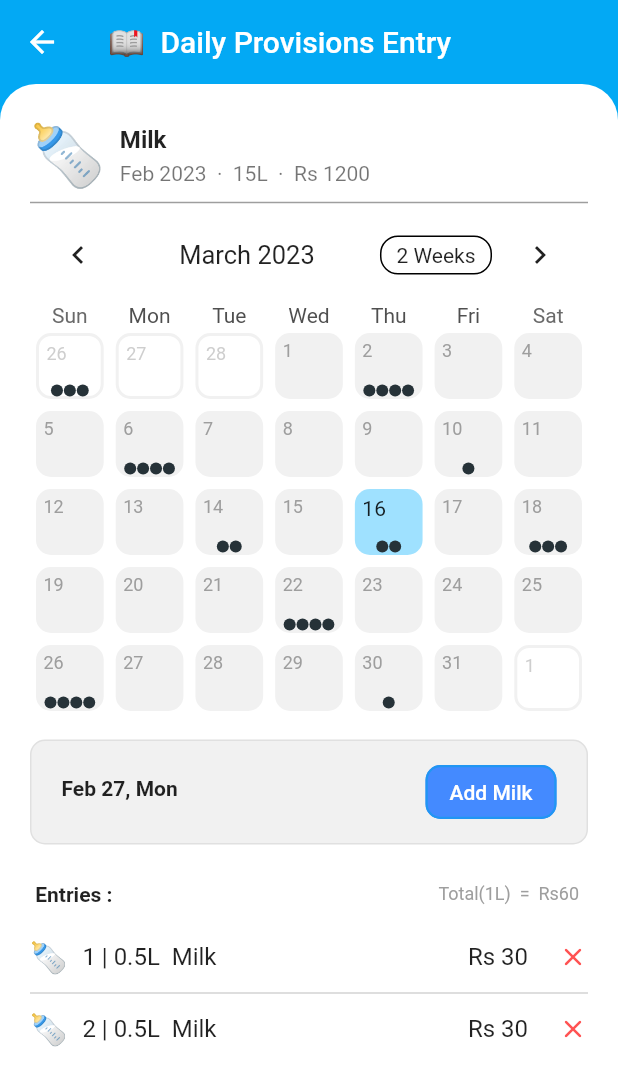
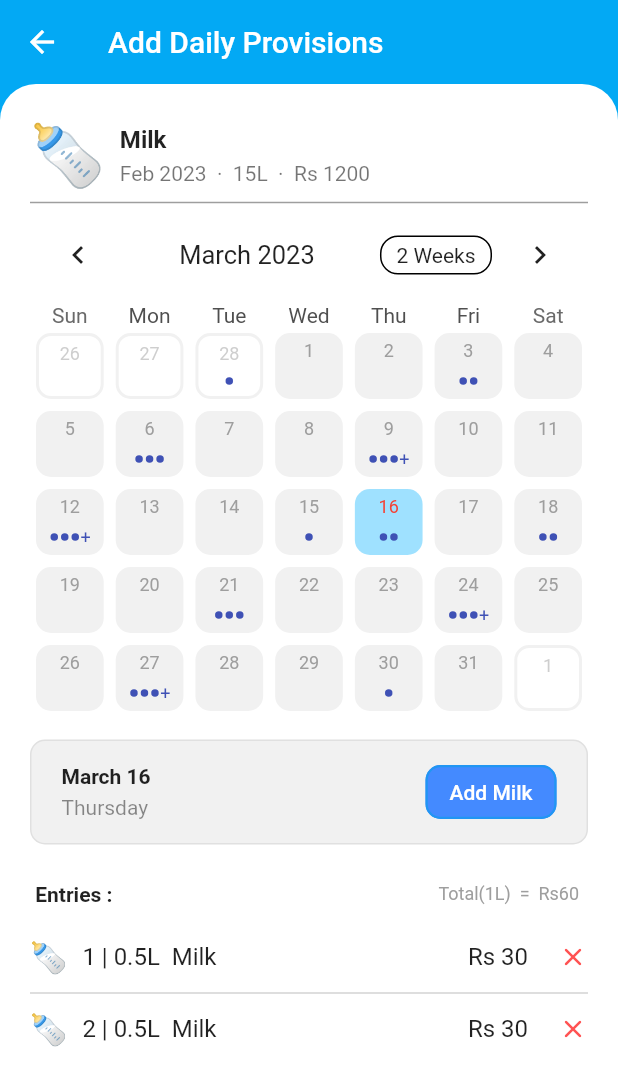
Before and after one commit to coder-selvarajan/paal_kanakku, a Flutter app: the screen it shows after launch, after a tap on "Milk", on a phone screen of 412 x 824 dp. Shown: the top 1086 px of the screen. Run offline on Flutter 3.47's test engine with Material 2 defaults, Android fonts, the phone set to English and light mode, and no system bars; drawn by our look-alikes of table_calendar.

Commit message:
Calendar marker & layout changes for provisions and service entry screens

```diff
--- a/lib/screens/provision_entry_screen.dart
+++ b/lib/screens/provision_entry_screen.dart
@@ -36,6 +36,7 @@ class _ProvisionEntryScreenState extends State<ProvisionEntryScreen> {
   RangeSelectionMode _rangeSelectionMode = RangeSelectionMode.toggledOff;
   DateTime? _rangeStart;
   DateTime? _rangeEnd;
+  DateTime _selectedDay = DateTime.now();
 
   @override
   void initState() {
@@ -81,6 +82,7 @@ class _ProvisionEntryScreenState extends State<ProvisionEntryScreen> {
       //   _selectedDays.add(selectedDay);
       // }
 
+      _selectedDay = selectedDay;
       _focusedDay.value = focusedDay;
       _rangeStart = null;
       _rangeEnd = null;
@@ -126,11 +128,11 @@ class _ProvisionEntryScreenState extends State<ProvisionEntryScreen> {
                 title: Row(
                   crossAxisAlignment: CrossAxisAlignment.center,
                   children: <Widget>[
-                    Text("📖"),
-                    const SizedBox(
-                      width: 10.0,
-                    ),
-                    Text("Daily Provisions Entry"),
+                    // Text("📖"),
+                    // const SizedBox(
+                    //   width: 10.0,
+                    // ),
+                    Text("Add Daily Provisions"),
                   ],
                 ),
                 elevation: 0,
@@ -265,14 +267,14 @@ class _ProvisionEntryScreenState extends State<ProvisionEntryScreen> {
                       calendarBuilders: CalendarBuilders(
                         todayBuilder: (context, date, events) => Container(
                           margin: EdgeInsets.all(4.0),
-                          alignment: Alignment.topLeft,
+                          alignment: Alignment.topCenter,
                           decoration: BoxDecoration(
                             color: Colors.grey.withOpacity(0.15),
                             borderRadius: BorderRadius.circular(10.0),
                           ),
                           // color: Colors.red,
                           child: Padding(
-                            padding: const EdgeInsets.only(left: 5.0, top: 5.0),
+                            padding: const EdgeInsets.all(5.0),
                             child: Text(
                               date.day.toString(),
                               style:
@@ -282,22 +284,26 @@ class _ProvisionEntryScreenState extends State<ProvisionEntryScreen> {
                         ),
                         selectedBuilder: (context, date, events) => Container(
                           margin: EdgeInsets.all(4.0),
-                          alignment: Alignment.topLeft,
+                          alignment: Alignment.topCenter,
                           decoration: BoxDecoration(
                             color: Colors.lightBlueAccent.withOpacity(0.5),
                             borderRadius: BorderRadius.circular(10.0),
                           ),
                           // color: Colors.red,
                           child: Padding(
-                            padding: const EdgeInsets.only(left: 5.0, top: 5.0),
+                            padding: const EdgeInsets.all(5.0),
                             child: Text(
                               date.day.toString(),
+                              style: (DateFormat.yMMMd().format(_selectedDay) ==
+                                      DateFormat.yMMMd().format(DateTime.now())
+                                  ? TextStyle(fontSize: 12.0, color: Colors.red)
+                                  : TextStyle(fontSize: 12.0)),
                             ),
                           ),
                         ),
                         outsideBuilder: (context, date, events) => Container(
                           margin: EdgeInsets.all(4.0),
-                          alignment: Alignment.topLeft,
+                          alignment: Alignment.topCenter,
                           decoration: BoxDecoration(
                             // color: Colors.grey.withOpacity(0.15),
                             borderRadius: BorderRadius.circular(10.0),
@@ -305,7 +311,7 @@ class _ProvisionEntryScreenState extends State<ProvisionEntryScreen> {
                                 color: Colors.grey.withOpacity(0.15), width: 2),
                           ),
                           child: Padding(
-                            padding: const EdgeInsets.only(left: 5.0, top: 5.0),
+                            padding: const EdgeInsets.all(5.0),
                             child: Text(
                               date.day.toString(),
                               style: TextStyle(
@@ -314,6 +320,65 @@ class _ProvisionEntryScreenState extends State<ProvisionEntryScreen> {
                             ),
                           ),
                         ),
+                        // singleMarkerBuilder: (context, date, _) {
+                        //   return Container(
+                        //     decoration: BoxDecoration(
+                        //         shape: BoxShape.circle,
+                        //         color: _selectedDays.contains(date)
+                        //             ? Colors.indigo
+                        //             : Colors.indigo), //Change color
+                        //     width: 6.0,
+                        //     height: 6.0,
+                        //     margin: EdgeInsets.only(
+                        //         left: 1.5, right: 1.5, bottom: 5),
+                        //     padding: EdgeInsets.only(bottom: 2.0),
+                        //   );
+                        // },
+                        markerBuilder: (context, date, events) {
+                          if ((kEvents[date]?.length! ?? 0) == 0)
+                            return SizedBox();
+                          return Container(
+                            padding: EdgeInsets.only(left: 5, right: 5),
+                            margin: const EdgeInsets.only(top: 20),
+                            child: Row(
+                              mainAxisAlignment: MainAxisAlignment.center,
+                              crossAxisAlignment: CrossAxisAlignment.center,
+                              children: [
+                                ListView.builder(
+                                  shrinkWrap: true,
+                                  scrollDirection: Axis.horizontal,
+                                  itemCount: ((kEvents[date]?.length! ?? 0) > 3
+                                      ? 3
+                                      : kEvents[date]?.length!),
+                                  itemBuilder: (context, index) {
+                                    return Container(
+                                      // margin: const EdgeInsets.only(top: 20),
+                                      padding: const EdgeInsets.all(1),
+                                      child: Container(
+                                        // height: 7, // for vertical axis
+                                        width: 5, // for horizontal axis
+                                        decoration: BoxDecoration(
+                                          shape: BoxShape.circle,
+                                          color: Colors.indigo,
+                                        ),
+                                      ),
+                                    );
+                                  },
+                                ),
+                                ((kEvents[date]?.length! ?? 0) > 3
+                                    ? Text(
+                                        "+",
+                                        style: TextStyle(
+                                            color: Colors.indigo[500],
+                                            fontSize:
+                                                textTheme.caption!.fontSize),
+                                      )
+                                    : SizedBox()),
+                              ],
+                            ),
+                          );
+                        },
+
                         // markerBuilder: (context, date, events) {
                         //   return (kEvents[date]?.length! ?? 0) > 0
                         //       ? Container(
@@ -358,14 +423,14 @@ class _ProvisionEntryScreenState extends State<ProvisionEntryScreen> {
                         // },
                         defaultBuilder: (context, date, events) => Container(
                           margin: EdgeInsets.all(4.0),
-                          alignment: Alignment.topLeft,
+                          alignment: Alignment.topCenter,
                           decoration: BoxDecoration(
                             color: Colors.grey.withOpacity(0.15),
                             borderRadius: BorderRadius.circular(10.0),
                           ),
                           // color: Colors.red,
                           child: Padding(
-                            padding: const EdgeInsets.only(left: 5.0, top: 5.0),
+                            padding: const EdgeInsets.all(5.0),
                             child: Text(
                               date.day.toString(),
                               style:
@@ -389,34 +454,40 @@ class _ProvisionEntryScreenState extends State<ProvisionEntryScreen> {
                       child: Row(
                         children: [
                           Column(
-                            crossAxisAlignment: CrossAxisAlignment.start,
+                            crossAxisAlignment: CrossAxisAlignment.center,
+                            mainAxisAlignment: MainAxisAlignment.center,
                             children: [
                               Column(
-                                crossAxisAlignment: CrossAxisAlignment.center,
+                                crossAxisAlignment: CrossAxisAlignment.start,
                                 mainAxisAlignment: MainAxisAlignment.center,
                                 children: [
-                                  // Text(
-                                  //   "Date: ",
-                                  //   style: TextStyle(
-                                  //     color: Colors.black45,
-                                  //   ),
-                                  // ),
-                                  // SizedBox(
-                                  //   height: 5.0,
-                                  // ),
                                   Text(
-                                    "Feb 27, Mon ",
+                                    DateFormat.MMMMd().format(_selectedDay),
                                     style: TextStyle(
                                       fontSize: textTheme.titleSmall!.fontSize,
                                       fontWeight: FontWeight.bold,
                                       // color: Colors.lightBlueAccent,
                                     ),
                                   ),
+                                  SizedBox(
+                                    height: 5.0,
+                                  ),
+                                  Text(
+                                    DateFormat.EEEE().format(_selectedDay),
+                                    style: TextStyle(
+                                      color: Colors.black45,
+                                    ),
+                                    // style: TextStyle(
+                                    //   fontSize: textTheme.titleSmall!.fontSize,
+                                    //   fontWeight: FontWeight.bold,
+                                    //   // color: Colors.lightBlueAccent,
+                                    // ),
+                                  ),
                                 ],
                               ),
-                              SizedBox(
-                                height: 5.0,
-                              ),
+                              // SizedBox(
+                              //   height: 5.0,
+                              // ),
                               // Text(
                               //   "1L = Rs 60",
                               //   style: TextStyle(
--- a/lib/utils.dart
+++ b/lib/utils.dart
@@ -23,8 +23,8 @@ final kEvents = LinkedHashMap<DateTime, List<Event>>(
   hashCode: getHashCode,
 )..addAll(_kEventSource);
 
-final _kEventSource = Map.fromIterable(List.generate(50, (index) => index),
-    key: (item) => DateTime.utc(kFirstDay.year, kFirstDay.month, item * 4),
+final _kEventSource = Map.fromIterable(List.generate(80, (index) => index),
+    key: (item) => DateTime.utc(kFirstDay.year, kFirstDay.month, item * 3),
     value: (item) =>
         List.generate(item % 5 + 1, (index) => Event('${index + 1} | 0.5L ')))
   ..addAll({
```
Also changed, not shown: lib/screens/service_entry_screen.dart (+33 -9 lines).
